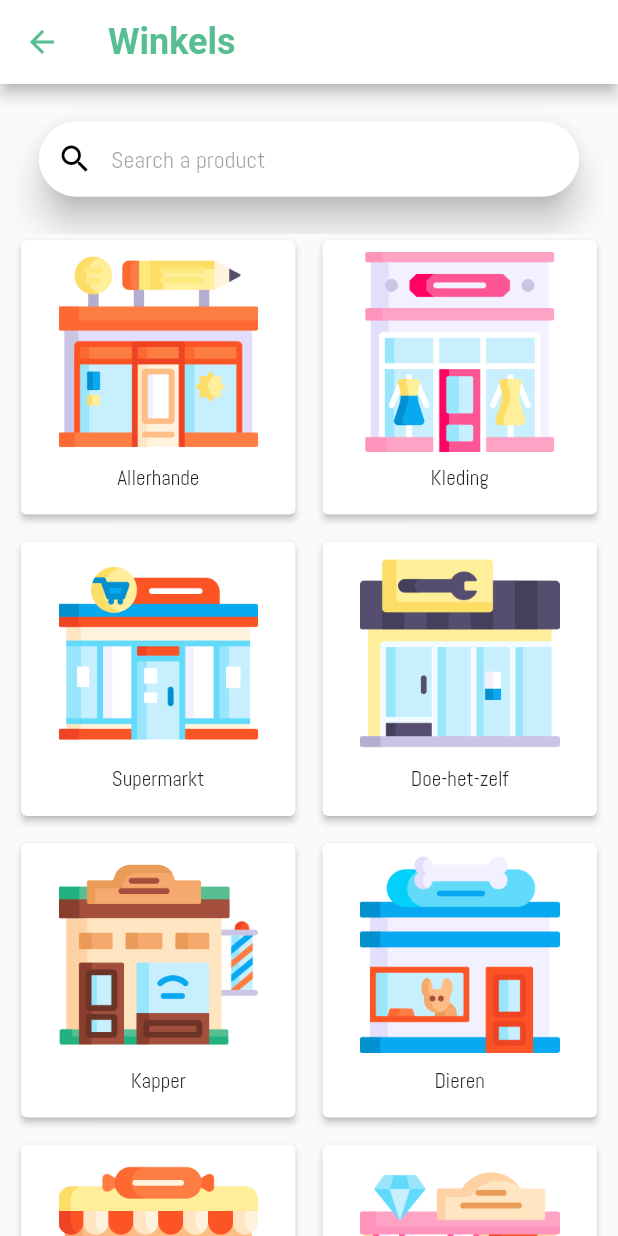
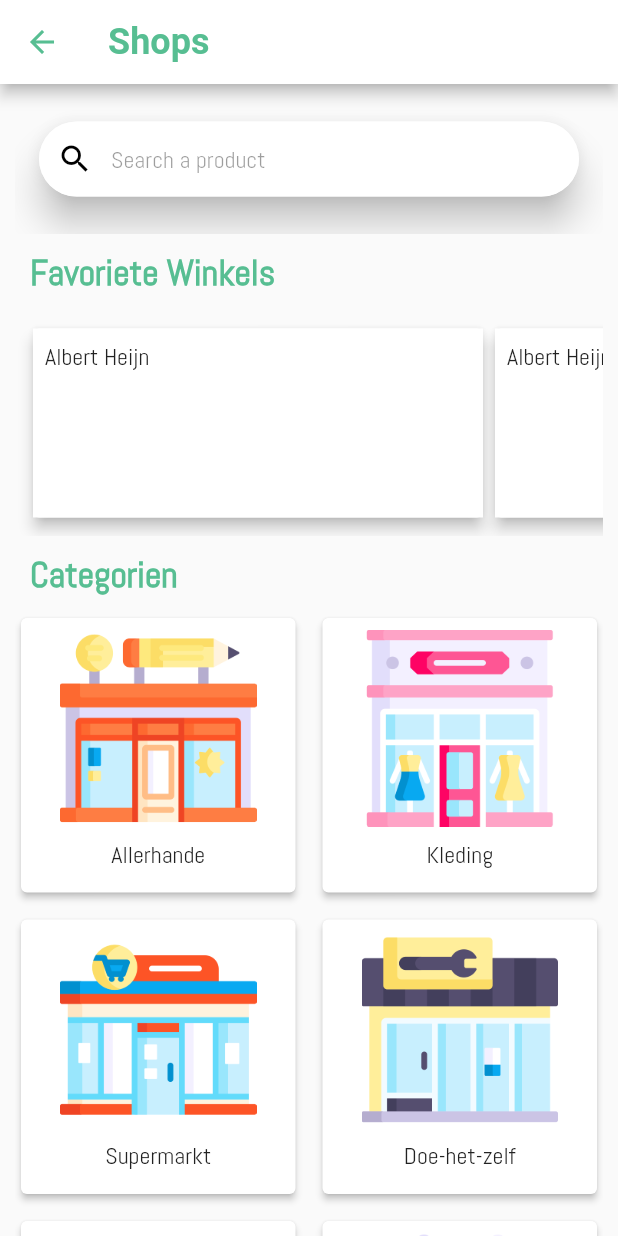
Before and after one commit to abel-vs/shapp, a Flutter app: the ShopsPage screen opened directly, on a phone screen of 412 x 824 dp. Run offline on Flutter 3.47's test engine with Material 2 defaults, Android fonts, the phone set to English and light mode, and no system bars; our stand-ins replace google_maps_flutter, location, share.

Commit message:
Favoriete Winkels Lijst toegevoegd

```diff
--- a/assets/lang/en.json
+++ b/assets/lang/en.json
@@ -1,6 +1,10 @@
 {
   "home": "Home",
+  "products": "Products",
+  "shops": "Shops",
+  "map": "Map",
   "list": "List",
   "more": "More",
-  "search_product": "Search a product"
+  "search_product": "Search a product",
+  "search_shop": "Search a shop"
 }
--- a/lib/main.dart
+++ b/lib/main.dart
@@ -41,8 +41,11 @@ class MyApp extends StatelessWidget {
         // Define the default TextTheme. Use this to specify the default
         // text styling for headlines, titles, bodies of text, and more.
         textTheme: TextTheme(
-          headline1: TextStyle(fontSize: 50.0, fontWeight: FontWeight.bold),
-          headline6: TextStyle(fontSize: 36.0, fontStyle: FontStyle.italic),
+          headline6: TextStyle(
+            color: Color.fromRGBO(87, 190, 146, 1),
+            fontWeight: FontWeight.bold,
+            fontSize: 24,
+          ),
         ),
       ),
 
--- a/lib/screens/home_page.dart
+++ b/lib/screens/home_page.dart
@@ -19,7 +19,6 @@ class _HomePageState extends State<HomePage> {
       ),
       body: Stack(
         children: <Widget>[
-          MapPage(),
           Padding(
             padding: const EdgeInsets.all(20.0),
             child: SearchBar(),
--- a/lib/screens/shops_page.dart
+++ b/lib/screens/shops_page.dart
@@ -1,4 +1,6 @@
+import 'package:Shapp/services/app_localizations.dart';
 import 'package:Shapp/widgets/search_bar.dart';
+import 'package:Shapp/widgets/shop_card.dart';
 import 'package:Shapp/widgets/shop_tile.dart';
 import 'package:flutter/material.dart';
 
@@ -8,7 +10,7 @@ class ShopsPage extends StatelessWidget {
     return Scaffold(
       appBar: AppBar(
         iconTheme: IconThemeData(color: Theme.of(context).primaryColor),
-        title: Text("Winkels"),
+        title: Text(AppLocalizations.of(context).translate("shops")),
       ),
       body: Padding(
         padding: const EdgeInsets.symmetric(horizontal: 10),
@@ -24,6 +26,39 @@ class ShopsPage extends StatelessWidget {
               pinned: false,
               snap: false,
               toolbarHeight: 100,
+            ),
+            SliverToBoxAdapter(
+              child: Padding(
+                padding: const EdgeInsets.all(10.0),
+                child: Text(
+                  "Favoriete Winkels",
+                  style: Theme.of(context).textTheme.headline6,
+                ),
+              ),
+            ),
+            SliverToBoxAdapter(
+              child: Container(
+                height: 150.0,
+                child: ListView(
+                  padding: EdgeInsets.all(8),
+                  scrollDirection: Axis.horizontal,
+                  children: [
+                    ShopCard(),
+                    ShopCard(),
+                    ShopCard(),
+                    ShopCard(),
+                  ],
+                ),
+              ),
+            ),
+            SliverToBoxAdapter(
+              child: Padding(
+                padding: const EdgeInsets.all(10.0),
+                child: Text(
+                  "Categorien",
+                  style: Theme.of(context).textTheme.headline6,
+                ),
+              ),
             ),
             SliverGrid.count(
               crossAxisCount: 2,
--- /dev/null
+++ b/lib/widgets/shop_card.dart
@@ -0,0 +1,28 @@
+import 'package:flutter/material.dart';
+
+class ShopCard extends StatelessWidget {
+  const ShopCard({
+    Key key,
+  }) : super(key: key);
+
+  @override
+  Widget build(BuildContext context) {
+    return Card(
+      child: Container(
+        width: 300,
+        color: Colors.white,
+        padding: EdgeInsets.all(8),
+        child: Column(
+          crossAxisAlignment: CrossAxisAlignment.start,
+          children: [
+            Text(
+              "Albert Heijn",
+              style: Theme.of(context).textTheme.subtitle1,
+            ),
+          ],
+        ),
+      ),
+      elevation: 4,
+    );
+  }
+}
--- a/lib/widgets/shop_tile.dart
+++ b/lib/widgets/shop_tile.dart
@@ -28,7 +28,7 @@ class ShopTile extends StatelessWidget {
               ),
               Padding(
                 padding: const EdgeInsets.all(8.0),
-                child: Text(this.title),
+                child: Text(this.title, style: Theme.of(context).textTheme.subtitle1,),
               ),
             ],
           ),
```
